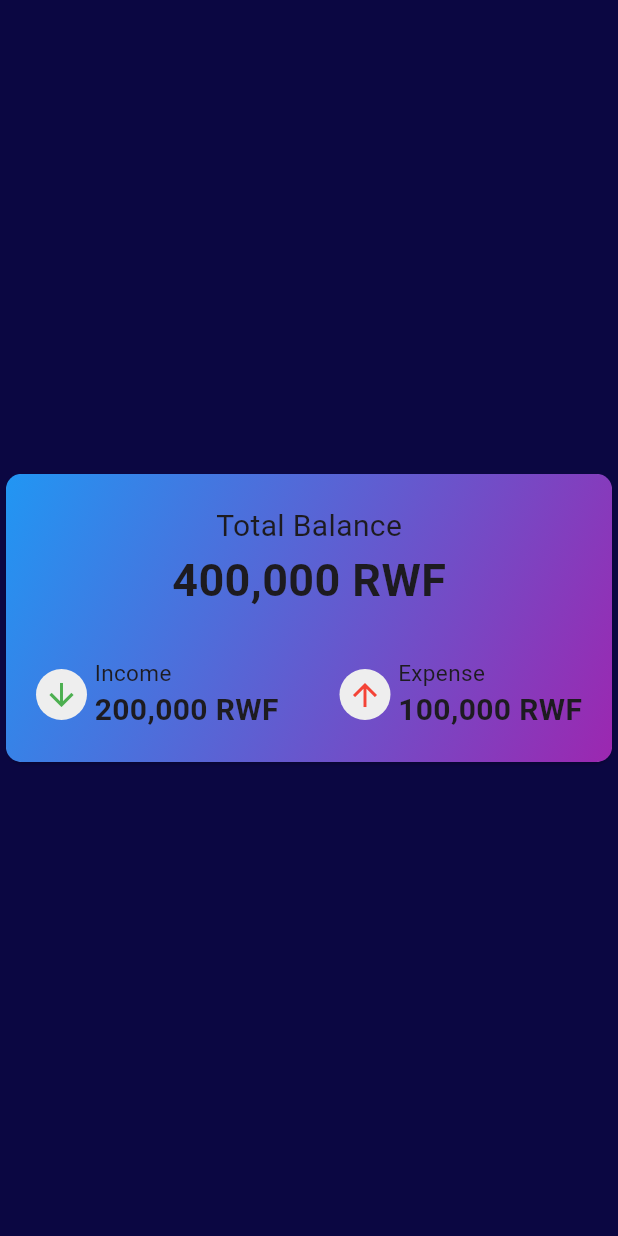
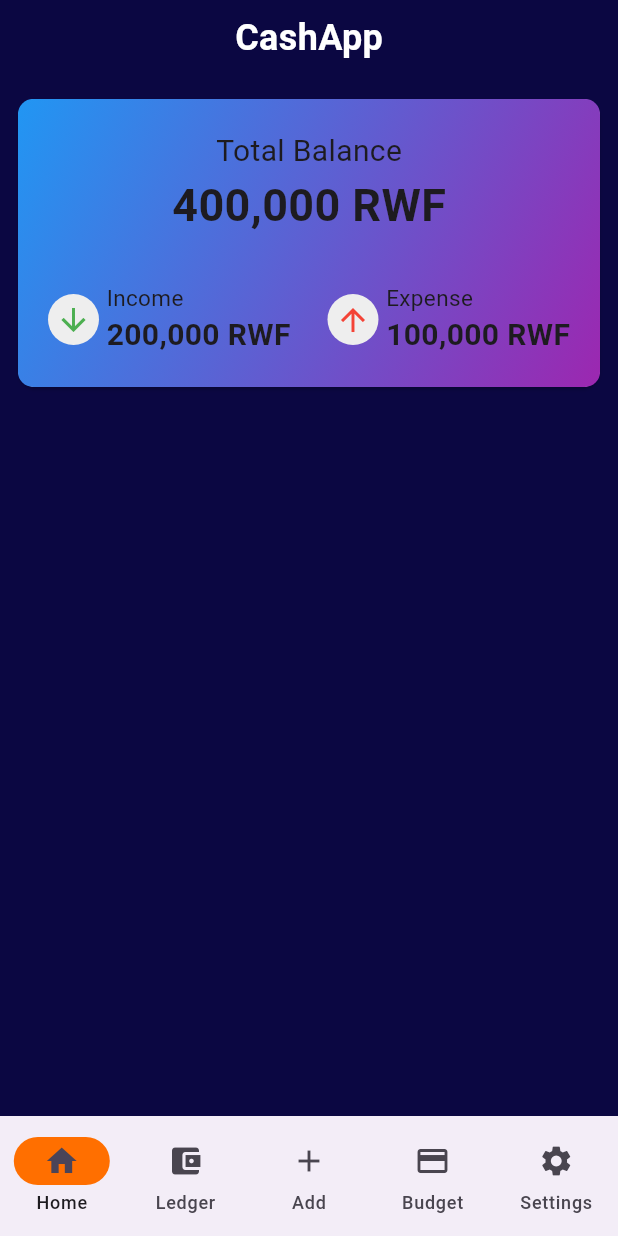
Before and after one commit to ZigaLarissa/money_management_app, a Flutter app: the screen it shows after launch, on a phone screen of 412 x 824 dp. Run offline on Flutter 3.47's test engine with Material 3 defaults, Android fonts, the phone set to English and light mode, and no system bars; our stand-ins replace flutter_social_button, font_awesome_flutter, getwidget.

Commit message:
bottom navigation

```diff
--- a/cashapp/lib/main.dart
+++ b/cashapp/lib/main.dart
@@ -1,6 +1,4 @@
-import 'package:cashapp/screens/home.dart';
-import 'package:cashapp/screens/siginin.dart';
-import 'package:cashapp/screens/signup.dart';
+import 'package:cashapp/widgets/bottomnav.dart';
 import 'package:flutter/material.dart';
 
 void main() {
@@ -15,7 +13,7 @@ class MainApp extends StatelessWidget {
     return MaterialApp(
       debugShowCheckedModeBanner: false,
       routes: {
-        '/': (context) => const Home(),
+        '/': (context) => const BottomNav(),
       },
     );
   }
--- a/cashapp/lib/screens/home.dart
+++ b/cashapp/lib/screens/home.dart
@@ -1,15 +1,35 @@
 import 'package:flutter/material.dart';
 import 'package:cashapp/widgets/balance.dart';
 
-class Home extends StatelessWidget {
+class Home extends StatefulWidget {
   const Home({super.key});
 
+  @override
+  State<Home> createState() => _HomeState();
+}
+
+class _HomeState extends State<Home> {
   @override
   Widget build(BuildContext context) {
     return const Scaffold(
         backgroundColor: Color(0xFF0B0742),
         body: Center(
-          child: Balance(),
-        ));
+            child: Padding(
+          padding: EdgeInsets.all(8.0),
+          child: Column(
+            children: [
+              Text(
+                'CashApp',
+                style: TextStyle(
+                  color: Colors.white,
+                  fontSize: 24,
+                  fontWeight: FontWeight.bold,
+                ),
+              ),
+              SizedBox(height: 20),
+              Balance(),
+            ],
+          ),
+        )));
   }
 }
--- /dev/null
+++ b/cashapp/lib/widgets/bottomnav.dart
@@ -0,0 +1,71 @@
+import 'package:cashapp/screens/add.dart';
+import 'package:cashapp/screens/ledger.dart';
+import 'package:cashapp/screens/home.dart';
+import 'package:cashapp/screens/settings.dart';
+import 'package:cashapp/screens/budget.dart';
+import 'package:flutter/material.dart';
+
+class BottomNav extends StatefulWidget {
+  const BottomNav({super.key});
+
+  @override
+  State<BottomNav> createState() => _BottomNavState();
+}
+
+class _BottomNavState extends State<BottomNav> {
+  int currentPageIndex = 0;
+
+  @override
+  Widget build(BuildContext context) {
+    final List<Widget> screens = [
+      const Home(),
+      const LedgerScreen(),
+      const AddScreen(),
+      const BudgetScreen(),
+      const SettingsScreen(),
+    ];
+
+    return Scaffold(
+      body: IndexedStack(
+        index: currentPageIndex,
+        children: screens,
+      ),
+      bottomNavigationBar: NavigationBar(
+        onDestinationSelected: (int index) {
+          setState(() {
+            currentPageIndex = index;
+          });
+        },
+        indicatorColor: Colors.amber[900],
+        selectedIndex: currentPageIndex,
+        destinations: const [
+          NavigationDestination(
+            icon: Icon(Icons.home),
+            selectedIcon: Icon(Icons.home),
+            label: 'Home',
+          ),
+          NavigationDestination(
+            icon: Icon(Icons.account_balance_wallet),
+            selectedIcon: Icon(Icons.account_balance_wallet),
+            label: 'Ledger',
+          ),
+          NavigationDestination(
+            icon: Icon(Icons.add),
+            selectedIcon: Icon(Icons.add),
+            label: 'Add',
+          ),
+          NavigationDestination(
+            icon: Icon(Icons.credit_card),
+            selectedIcon: Icon(Icons.credit_card),
+            label: 'Budget',
+          ),
+          NavigationDestination(
+            icon: Icon(Icons.settings),
+            selectedIcon: Icon(Icons.settings),
+            label: 'Settings',
+          ),
+        ],
+      ),
+    );
+  }
+}
```
Also changed, not shown: cashapp/lib/screens/add.dart (added, +14 -0 lines), cashapp/lib/screens/budget.dart (added, +14 -0 lines), cashapp/lib/screens/ledger.dart (added, +14 -0 lines), cashapp/lib/screens/settings.dart (added, +14 -0 lines).
